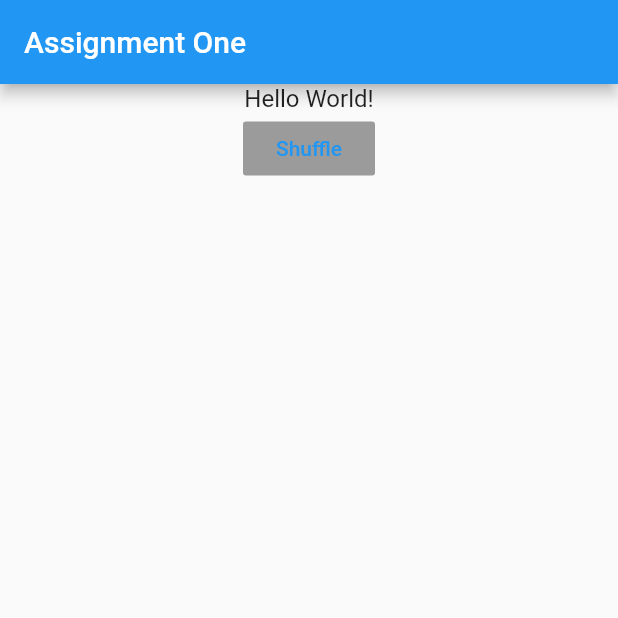
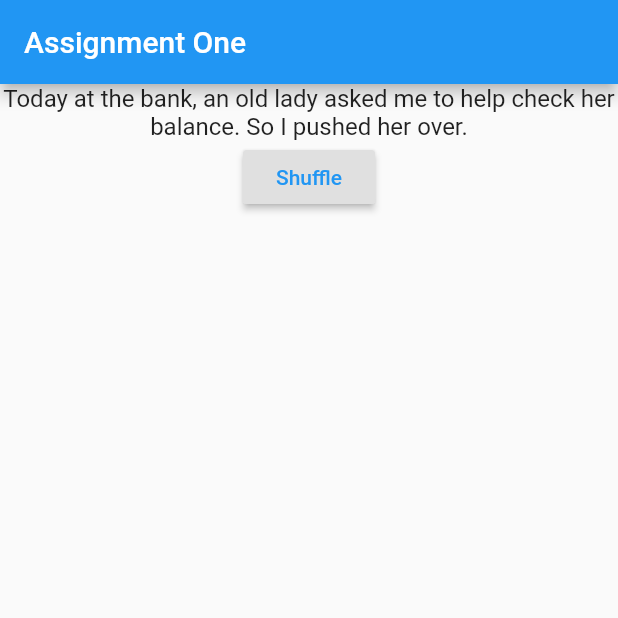
Before and after one commit to JohnJBarrett22/Udemy-Flutter-Course, a Flutter app: the screen it shows after launch, on a phone screen of 412 x 824 dp, the top half of it. Run offline on Flutter 3.47's test engine with Material 2 defaults, Android fonts, the phone set to English and light mode, and no system bars.

```diff
--- a/assignment_one/lib/main.dart
+++ b/assignment_one/lib/main.dart
@@ -8,6 +8,41 @@ class MyApp extends StatefulWidget {
 }
 
 class _MyAppState extends State<MyApp> {
+  var _jokesIndex = 0;
+  final _jokesDialogue = const [
+    'Today at the bank, an old lady asked me to help check her balance. So I pushed her over.',
+    'I bought some shoes from a drug dealer. I don\'t know what he laced them with, but I\'ve been tripping all day.',
+    'I told my girlfriend she drew her eyebrows too high. She seemed surprised.',
+    'My dog used to chase people on a bike a lot. It got so bad, finally I had to take his bike away.',
+    'I\'m so good at sleeping. I can do it with my eyes closed.',
+    'My boss told me to have a good day.. so I went home.',
+    'Why is Peter Pan always flying? He neverlands.',
+    'A woman walks into a library and asked if they had any books about paranoia. The librarian says "They\'re right behind you!"',
+    'The other day, my wife asked me to pass her lipstick but I accidentally passed her a glue stick. She still isn\'t talking to me.',
+    'Why do blind people hate skydiving? It scares the hell out of their dogs.',
+    'When you look really closely, all mirrors look like eyeballs.',
+    'My friend says to me: "What rhymes with orange" I said: "No it doesn\'t"',
+    'What do you call a guy with a rubber toe? Roberto.',
+    'What did the pirate say when he turned 80 years old? Aye matey.',
+    'My wife told me I had to stop acting like a flamingo. So I had to put my foot down.',
+    'I couldn\'t figure out why the baseball kept getting larger. Then it hit me.',
+    'Why did the old man fall in the well? Because he couldn\'t see that well.',
+    'I ate a clock yesterday, it was very time consuming.',
+    'Whatdya call a frenchman wearing sandals? Phillipe Phillope.',
+    'A blind man walks into a bar. And a table. And a chair.',
+    'I know a lot of jokes about unemployed people but none of them work.',
+    'What\'s orange and sounds like a parrot? A carrot.',
+    'Did you hear about the italian chef that died? He pasta way.',
+    'Why couldn\'t the bicycle stand up? Because it was two tired!',
+    'Parallel lines have so much in common. It’s a shame they’ll never meet.'
+  ];
+
+  void _changeJoke() {
+    setState(() {
+      _jokesIndex = _jokesIndex + 1;
+    });
+  }
+
   @override
   Widget build(BuildContext ctx) {
     return MaterialApp(
@@ -19,14 +54,14 @@ class _MyAppState extends State<MyApp> {
           child: Column(
             children: [
               Text(
-                'Hello World!',
+                _jokesDialogue[_jokesIndex],
                 style: TextStyle(
                   fontSize: 16,
                 ),
                 textAlign: TextAlign.center,
               ),
               RaisedButton(
-                onPressed: null,
+                onPressed: _changeJoke,
                 child: Text('Shuffle'),
                 textColor: Colors.blue,
               ),
```
